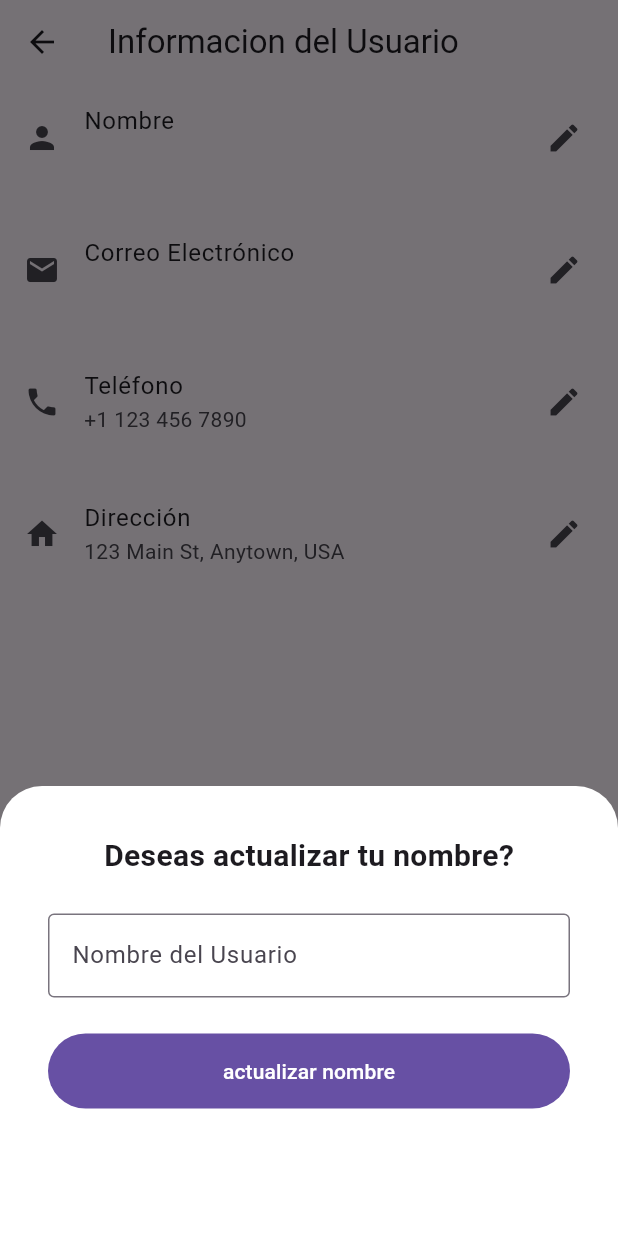
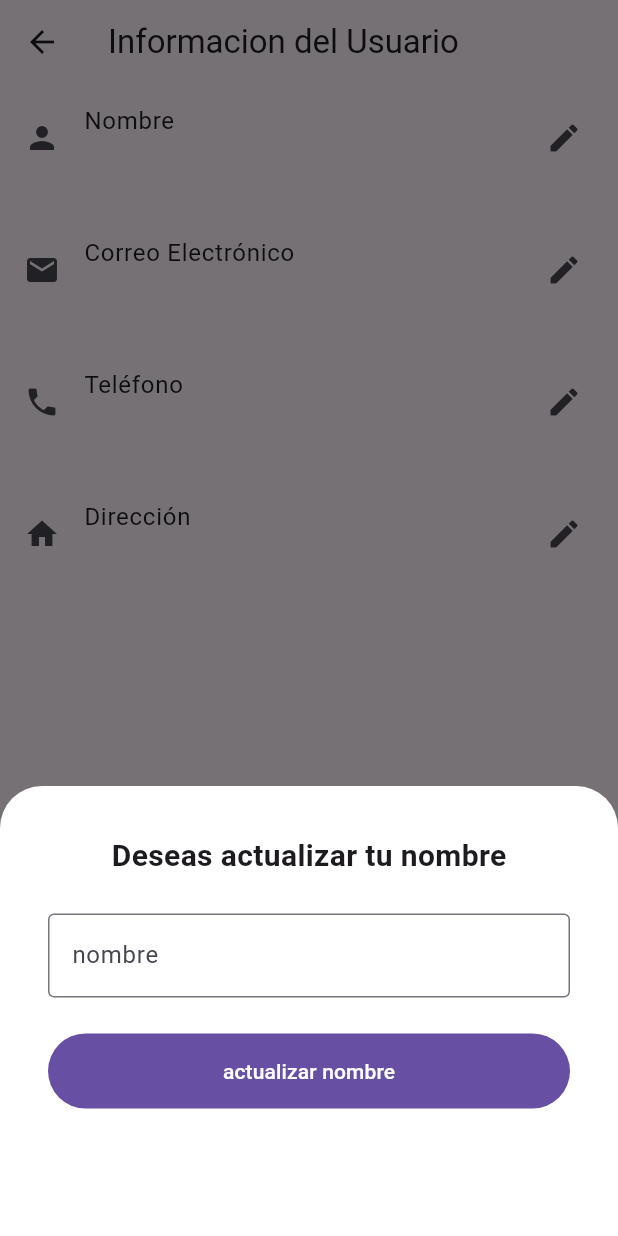
Before and after one commit to ricardober93/flutter_ganadmin, a Flutter app: the SettingUserInformation screen opened by its route, after a tap on "Nombre", on a phone screen of 412 x 824 dp. Run offline on Flutter 3.47's test engine with Material 3 defaults, Android fonts, the phone set to English and light mode, and no system bars; our stand-ins replace drift, drift_flutter, get, shimmer; missing offline and left inert: calendar_agenda; accounts and stored records are empty; generated files the repository leaves out were written again.

Commit message:
se finaliza los cambios del usuario y la config del gradlew

```diff
--- a/lib/controllers/auth_controller.dart
+++ b/lib/controllers/auth_controller.dart
@@ -10,12 +10,6 @@ class AuthController extends GetxController {
   var emailController = TextEditingController();
   var nameController = TextEditingController();
   var passWordController = TextEditingController();
-
-  @override
-  void onInit() async {
-    super.onInit();
-    print('onInit SettingController');
-  }
 
   void createuser() async {
     var mail = emailController.text;
--- a/lib/pages/create_user.dart
+++ b/lib/pages/create_user.dart
@@ -1,5 +1,4 @@
 import 'package:admin_animal_flutter/controllers/auth_controller.dart';
-import 'package:admin_animal_flutter/controllers/user_controller.dart';
 import 'package:flutter/material.dart';
 import 'package:get/get.dart';
 
--- a/lib/pages/setting_user_information.dart
+++ b/lib/pages/setting_user_information.dart
@@ -10,58 +10,93 @@ class SettingUserInformation extends StatelessWidget {
     var userCtr = Get.put(UserController());
 
     updateUserNameBottomSheet() {
-      Get.bottomSheet(bottomSheet(), backgroundColor: Colors.white);
+      Get.bottomSheet(bottomSheet(
+        'nombre',
+        userCtr.userTextField,
+        userCtr.updateUSerName
+      ), backgroundColor: Colors.white);
+    }
+
+    updateUserEmailBottomSheet(){
+      Get.bottomSheet(bottomSheet(
+        'Correo electronico',
+        userCtr.emailTextField,
+        userCtr.updateUserEmail
+      ), backgroundColor: Colors.white);
+    }
+
+    updateUserPhoneBottomSheet(){
+      Get.bottomSheet(bottomSheet(
+          'Telefono',
+          userCtr.phoneTextField,
+          userCtr.updateUserPhone
+      ), backgroundColor: Colors.white);
+    }
+
+    updateUserAddressBottomSheet(){
+      Get.bottomSheet(bottomSheet(
+          'Direccion',
+          userCtr.addressTextField,
+          userCtr.updateUserAddress
+      ), backgroundColor: Colors.white);
     }
 
     return Scaffold(
         appBar: AppBar(
-          title: Text('Informacion del Usuario'),
+          title: const Text('Informacion del Usuario'),
         ),
         body: Wrap(runSpacing: 16, children: [
           Obx(() {
             return ListTile(
                 title: const Text('Nombre'),
                 subtitle: Text(userCtr.userName.value ?? ''),
-                leading: Icon(Icons.person),
-                trailing: Icon(Icons.edit),
+                leading: const Icon(Icons.person),
+                trailing: const Icon(Icons.edit),
                 onTap: () {
                   updateUserNameBottomSheet();
                 });
           }),
           Obx(() {
             return  ListTile(
-              title: Text('Correo Electrónico'),
+              title: const Text('Correo Electrónico'),
               subtitle:Text(userCtr.userEmail.value ?? ''),
-              leading: Icon(Icons.email),
-              trailing: Icon(Icons.edit),
+              leading: const Icon(Icons.email),
+              trailing: const Icon(Icons.edit),
               onTap: () {
-                // Navegar a la pantalla de edición de correo electrónico
+                updateUserEmailBottomSheet();
               },
             );
           }),
-          ListTile(
-            title: Text('Teléfono'),
-            subtitle: Text('+1 123 456 7890'),
-            leading: Icon(Icons.phone),
-            trailing: Icon(Icons.edit),
-            onTap: () {
-              // Navegar a la pantalla de edición de teléfono
-            },
-          ),
-          ListTile(
-            title: Text('Dirección'),
-            subtitle: Text('123 Main St, Anytown, USA'),
-            leading: Icon(Icons.home),
-            trailing: Icon(Icons.edit),
-            onTap: () {
-              // Navegar a la pantalla de edición de dirección
-            },
-          ),
+          Obx( (){
+            return ListTile(
+              title: const Text('Teléfono'),
+              subtitle: Text( userCtr.userPhone.value ?? ''),
+              leading: const Icon(Icons.phone),
+              trailing: const Icon(Icons.edit),
+              onTap: () {
+                updateUserPhoneBottomSheet();
+              },
+            );
+          }),
+          Obx( (){
+           return ListTile(
+              title: const Text('Dirección'),
+              subtitle: Text(userCtr.userAddress.value ?? ''),
+              leading: const Icon(Icons.home),
+              trailing: const Icon(Icons.edit),
+              onTap: () {
+                updateUserAddressBottomSheet();
+              },
+            );
+          })
         ]));
   }
 
-  Widget bottomSheet() {
-    var userCtr = Get.put(UserController());
+  Widget bottomSheet(
+     String title,
+     TextEditingController controller,
+     VoidCallback action
+      ) {
 
     return Container(
       height: 300,
@@ -71,16 +106,16 @@ class SettingUserInformation extends StatelessWidget {
         padding: const EdgeInsets.all(16.0),
         child: Column(
           children: [
-            const Text(
-              "Deseas actualizar tu nombre?",
-              style: TextStyle(fontSize: 20, fontWeight: FontWeight.w700),
+            Text(
+              "Deseas actualizar tu $title",
+              style: const TextStyle(fontSize: 20, fontWeight: FontWeight.w700),
             ),
             const SizedBox(height: 24),
             TextField(
-              controller: userCtr.userTextField,
-              decoration: const InputDecoration(
-                labelText: 'Nombre del Usuario',
-                border: OutlineInputBorder(),
+              controller: controller,
+              decoration:  InputDecoration(
+                labelText: title,
+                border: const OutlineInputBorder(),
               ),
             ),
             const SizedBox(height: 24),
@@ -88,8 +123,8 @@ class SettingUserInformation extends StatelessWidget {
               width: double.infinity,
               height: 50,
               child: FilledButton(
-                  onPressed: userCtr.updateUSerName,
-                  child: const Text("actualizar nombre")),
+                  onPressed: action,
+                  child: Text("actualizar $title")),
             )
           ],
         ),
```
Also changed, not shown: lib/controllers/user_controller.dart (+66 -3 lines), 1 other file.
